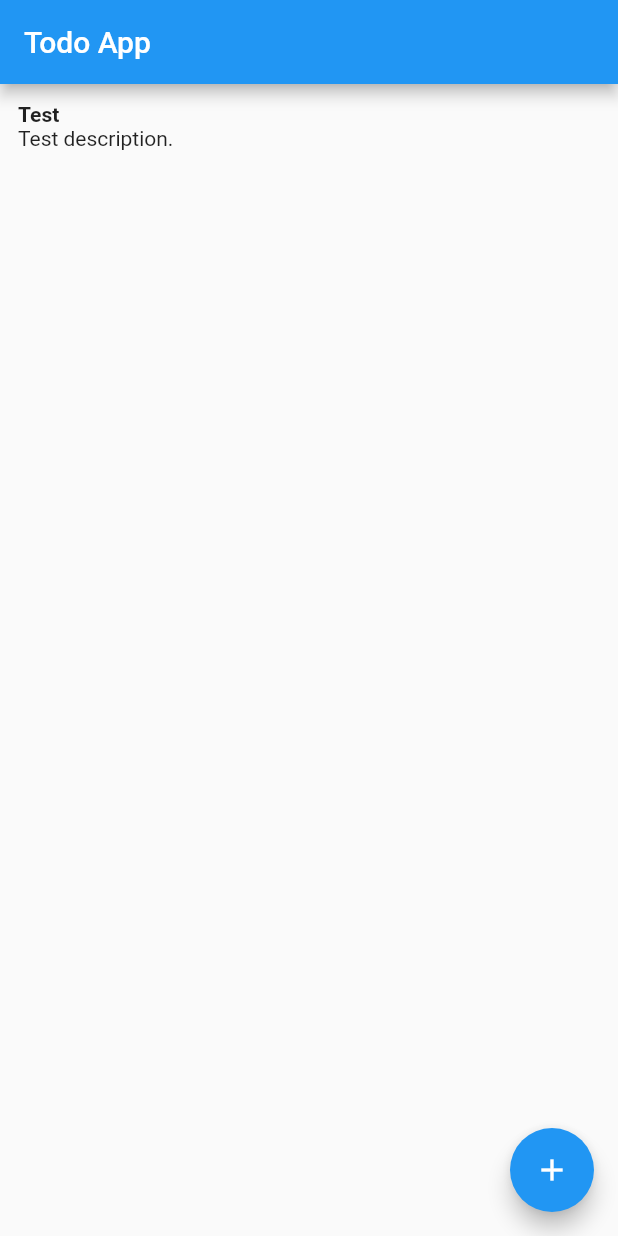
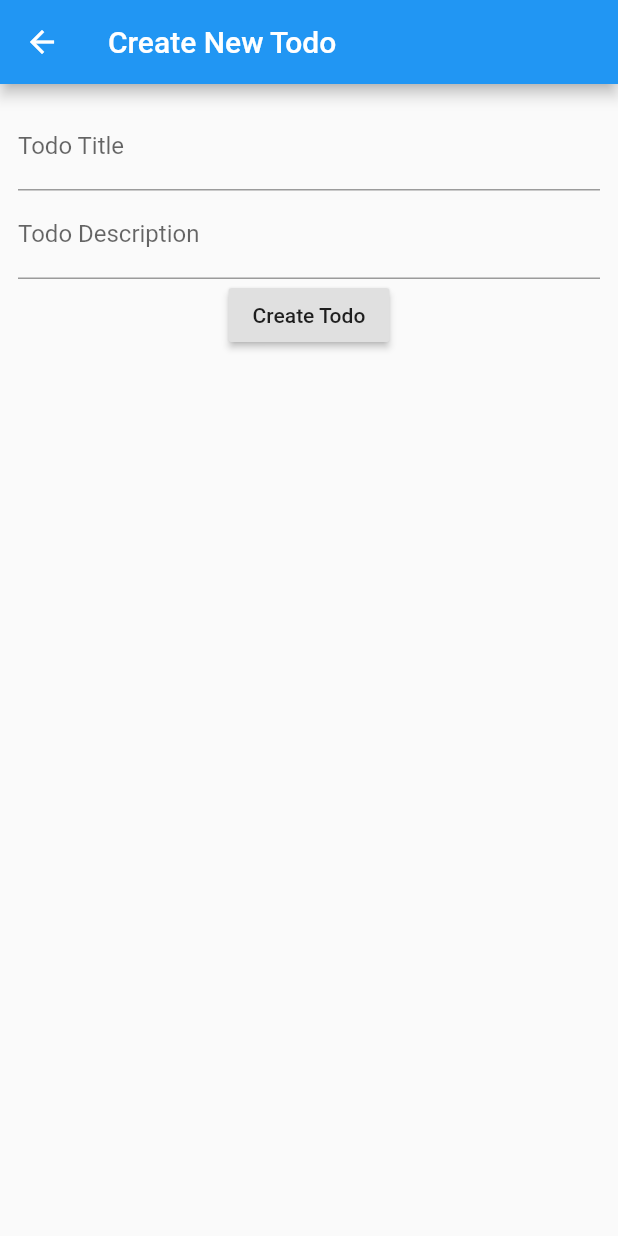
Before and after one commit to dowlandaiello/flutter-todolist, a Flutter app: the screen it shows after launch, after a tap on the "add" icon, on a phone screen of 412 x 824 dp. Run offline on Flutter 3.47's test engine with Material 2 defaults, Android fonts, the phone set to English and light mode, and no system bars.

Commit message:
todolist: Working on adding a creat todo page.
Signed-off-by: Dowland Aiello <dowlandaiello@gmail.com>

```diff
--- a/lib/main.dart
+++ b/lib/main.dart
@@ -14,6 +14,7 @@ class MyApp extends StatelessWidget {
       theme: ThemeData(
         // This is the theme of your application.
         //
+
         // Try running your application with "flutter run". You'll see the
         // application has a blue toolbar. Then, without quitting the app, try
         // changing the primarySwatch below to Colors.green and then invoke
@@ -77,15 +78,16 @@ class _MyHomePageState extends State<MyHomePage> {
         // Center is a layout widget. It takes a single child and positions it
         // in the middle of the parent.
         child: ListView.separated(
-          separatorBuilder: (BuildContext context, int index) => Divider(
-            color: Colors.grey,
-          ),
-          itemCount: _todoItems.length,
-          itemBuilder: (BuildContext context, int index) => _todoItems[index]
-        ),
+            separatorBuilder: (BuildContext context, int index) => Divider(
+                  color: Colors.grey,
+                ),
+            itemCount: _todoItems.length,
+            itemBuilder: (BuildContext context, int index) =>
+                _todoItems[index]),
       ),
       floatingActionButton: FloatingActionButton(
-        onPressed: () => _addTodoItem('Test', 'Test description.'),
+        onPressed: () => Navigator.push(
+            context, MaterialPageRoute(builder: (context) => AddTodoPage())),
         tooltip: 'Increment',
         child: Icon(Icons.add),
       ), // This trailing comma makes auto-formatting nicer for build methods.
--- a/lib/todo.dart
+++ b/lib/todo.dart
@@ -1,4 +1,48 @@
 import 'package:flutter/material.dart';
+
+/// A form through which a user can create a new TodoItem.
+class TodoForm extends StatefulWidget {
+  @override
+  _TodoFormState createState() {
+    return _TodoFormState();
+  }
+}
+
+/// The state of a newTodo form.
+class _TodoFormState extends State<TodoForm> {
+  final _formKey = GlobalKey<FormState>();
+
+  @override
+  Widget build(BuildContext context) {
+    return Form(
+      onChanged: () {
+        Form.of(primaryFocus.context).save();
+      },
+      child: Column(
+        children: <Widget>[
+          TextFormField(
+            decoration: InputDecoration(
+              border: UnderlineInputBorder(),
+              labelText: 'Todo Title',
+            ),
+          ),
+          TextFormField(
+            decoration: InputDecoration(
+              border: UnderlineInputBorder(),
+              labelText: 'Todo Description',
+            ),
+          ),
+          RaisedButton(
+            onPressed: () {
+              Navigator.pop(context, TodoItem(title: ));
+            },
+            child: Text('Create Todo'),
+          )
+        ],
+      ),
+    );
+  }
+}
 
 /// A screen on which a user may add a todo item to the main screen.
 class AddTodoPage extends StatelessWidget {
@@ -8,16 +52,10 @@ class AddTodoPage extends StatelessWidget {
         title: Text('Create New Todo'),
       ),
       body: Center(
-        Column(
-          children: <Widget>[
-            TextField(
-              decoration: InputDecoration(
-                border: InputBorder(borderSide: BorderSide.bottom),
-              ),
-            ),
-          ],
-        ),
-      ),
+          child: Padding(
+        padding: EdgeInsets.all(12.0),
+        child: TodoForm(),
+      )),
     );
   }
 }
@@ -40,21 +78,15 @@ class TodoItem extends StatelessWidget {
               mainAxisSize: MainAxisSize.max,
               crossAxisAlignment: CrossAxisAlignment.start,
               children: <Widget>[
-            Text(
-              '$title',
+                Text('$title',
                     textAlign: TextAlign.left,
                     overflow: TextOverflow.ellipsis,
-              style: TextStyle(fontWeight: FontWeight.bold)
-            ),
-            Text(
-              '$description',
+                    style: TextStyle(fontWeight: FontWeight.bold)),
+                Text('$description',
                     textAlign: TextAlign.left,
                     overflow: TextOverflow.fade,
-              style: TextStyle(fontWeight: FontWeight.normal)
-            ),
+                    style: TextStyle(fontWeight: FontWeight.normal)),
               ],
-        )
-      )
-    );
+            )));
   }
 }
```
Lines whose indentation alone changed are shown as unchanged.
